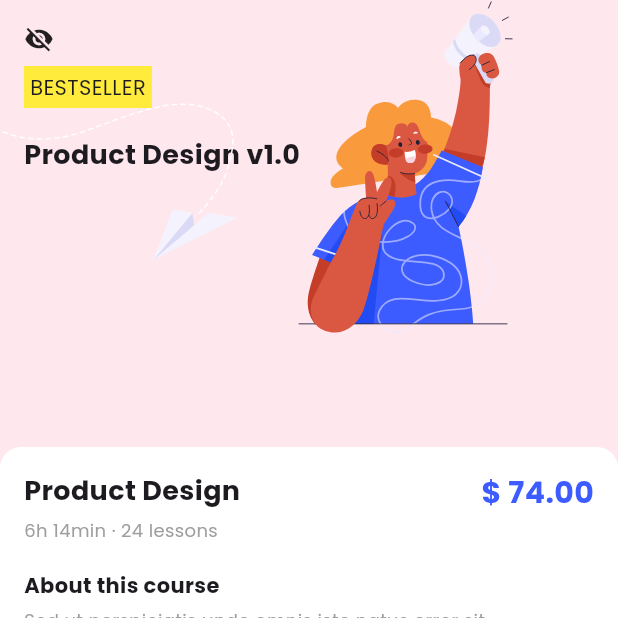
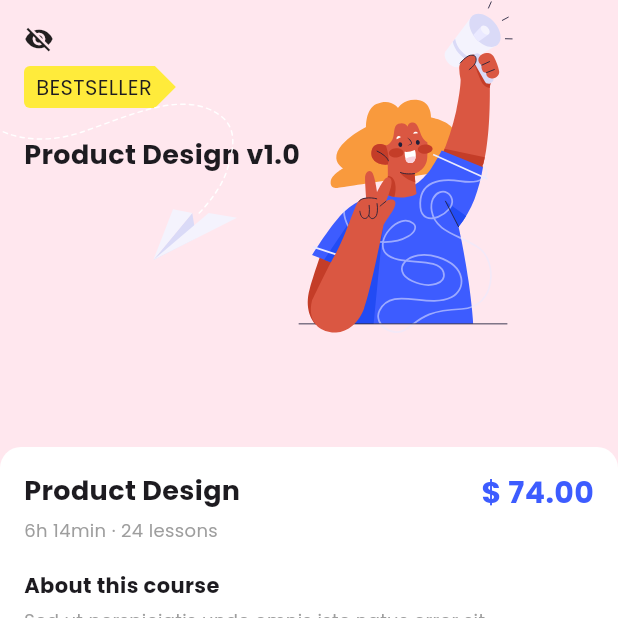
Before and after one commit to SemajCode/skill_harvest, a Flutter app: the screen it shows after launch, on a phone screen of 412 x 824 dp, the top half of it. Run offline on Flutter 3.47's test engine with Material 3 defaults, Android fonts, the phone set to English and light mode, and no system bars; our stand-ins replace flutter_svg, gap.

Commit message:
changes added

```diff
--- a/lib/features/course/screens/selected_course.dart
+++ b/lib/features/course/screens/selected_course.dart
@@ -1,5 +1,3 @@
-// ignore_for_file: prefer_const_constructors, prefer_const_literals_to_create_immutables
-
 import 'package:flutter/material.dart';
 import 'package:flutter_svg/svg.dart';
 import 'package:gap/gap.dart';
@@ -30,18 +28,34 @@ class SelectedCourse extends StatelessWidget {
                       crossAxisAlignment: CrossAxisAlignment.start,
                       children: [
                         //
-                        Icon(
+                        const Icon(
                           Icons.visibility_off,
                           size: 20,
                         ),
-                        Gap(8),
-                        Container(
-                          padding: EdgeInsets.all(4),
-                          decoration: BoxDecoration(color: Colors.yellow),
-                          child: Text('BESTSELLER'),
+                        const Gap(8),
+                        ClipPath(
+                          clipper: const ShapeBorderClipper(
+                            shape: BeveledRectangleBorder(
+                              borderRadius: BorderRadius.only(
+                                bottomRight: Radius.circular(14),
+                                topRight: Radius.circular(14),
+                              ),
+                            ),
+                          ),
+                          child: Container(
+                            padding: const EdgeInsets.fromLTRB(8, 4, 16, 4),
+                            decoration: const BoxDecoration(
+                              color: Colors.yellow,
+                              borderRadius: BorderRadius.only(
+                                topLeft: Radius.circular(4),
+                                bottomLeft: Radius.circular(4),
+                              ),
+                            ),
+                            child: const Text('BESTSELLER'),
+                          ),
                         ),
-                        Gap(18),
-                        Text(
+                        const Gap(18),
+                        const Text(
                           'Product Design v1.0',
                           style: TextStyle(
                             fontWeight: FontWeight.bold,
@@ -71,8 +85,8 @@ class SelectedCourse extends StatelessWidget {
                 color: Pallete.whiteColor,
                 borderRadius: BorderRadius.circular(14),
               ),
-              child: Padding(
-                padding: const EdgeInsets.all(16),
+              child: const Padding(
+                padding: EdgeInsets.all(16),
                 child: Column(
                   crossAxisAlignment: CrossAxisAlignment.start,
                   children: [
@@ -170,7 +184,7 @@ class SelectedCourse extends StatelessWidget {
               width: pageWidth(context),
               decoration: BoxDecoration(
                 color: Pallete.whiteColor,
-                borderRadius: BorderRadius.only(
+                borderRadius: const BorderRadius.only(
                   topLeft: Radius.circular(12),
                   topRight: Radius.circular(12),
                 ),
@@ -179,7 +193,7 @@ class SelectedCourse extends StatelessWidget {
                     color: Colors.grey.withOpacity(0.5),
                     spreadRadius: 5,
                     blurRadius: 7,
-                    offset: Offset(0, 3),
+                    offset: const Offset(0, 3),
                   ),
                 ],
               ),
@@ -188,7 +202,7 @@ class SelectedCourse extends StatelessWidget {
                 children: [
                   ElevatedButton(
                     style: ElevatedButton.styleFrom(
-                      minimumSize: Size(100, 48),
+                      minimumSize: const Size(100, 48),
                       backgroundColor: Pallete.palePink,
                       shape: RoundedRectangleBorder(
                         borderRadius: BorderRadius.circular(
@@ -197,12 +211,12 @@ class SelectedCourse extends StatelessWidget {
                       ),
                     ),
                     onPressed: () {},
-                    child: Icon(
+                    child: const Icon(
                       Icons.star_border_outlined,
                       color: Pallete.vibrantOrange,
                     ),
                   ),
-                  Gap(12),
+                  const Gap(12),
                   ElevatedButton(
                     style: ElevatedButton.styleFrom(
                       minimumSize: Size(pageWidth(context) * 0.6, 48),
@@ -215,7 +229,7 @@ class SelectedCourse extends StatelessWidget {
                       foregroundColor: Pallete.whiteColor,
                     ),
                     onPressed: () {},
-                    child: Text(
+                    child: const Text(
                       'Buy Now',
                     ),
                   )
```
Also changed, not shown: lib/features/course/widgets/choose_course.dart (+5 -7 lines), lib/features/course/widgets/filter_bottom_sheet.dart (+18 -21 lines), lib/features/course/widgets/popularity_tag.dart (added).
